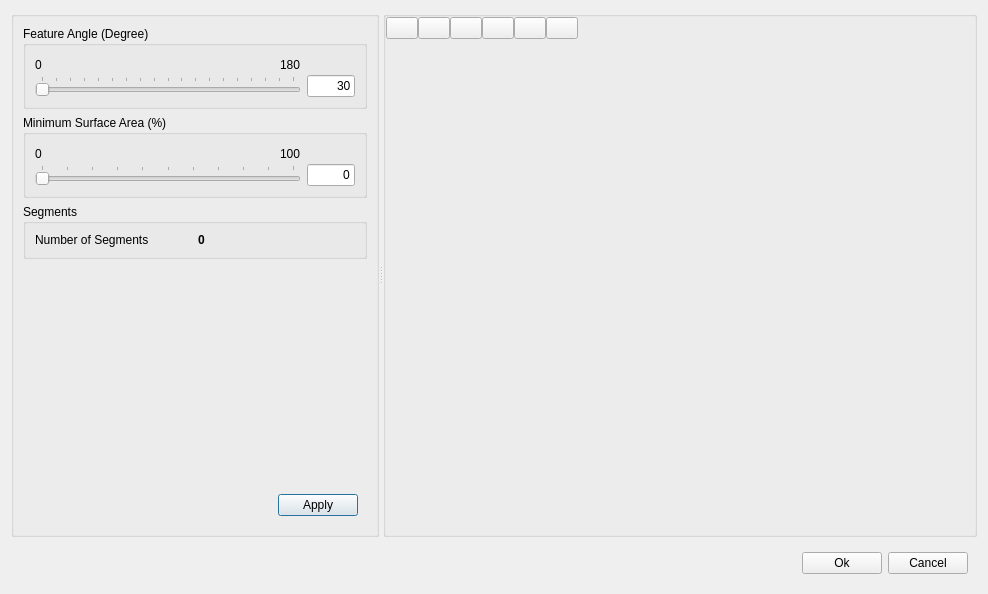
nextfoam/baram, file baramMesh/view/geometry/split_dialog.ui: the form before one commit.
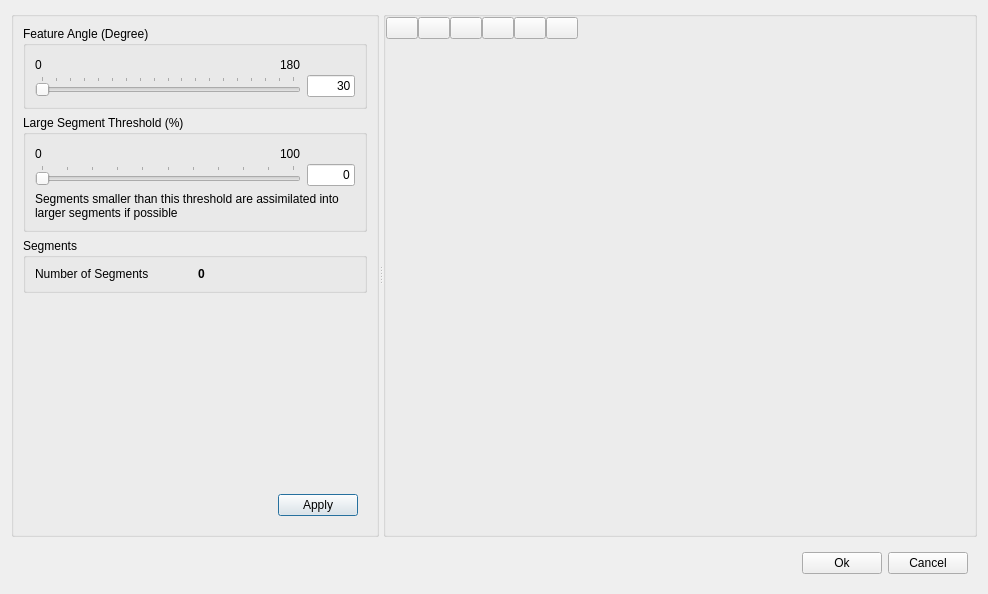
The form after the commit. Icons and pictures are not drawn. Custom widgets are drawn as their Qt base class.

Commit message: Issue baram#489 To make feature edge visible clearly

Patch:
```diff
--- a/baramMesh/view/geometry/split_dialog.ui
+++ b/baramMesh/view/geometry/split_dialog.ui
@@ -122,9 +122,24 @@
        <item>
         <widget class="QGroupBox" name="groupBox_6">
          <property name="title">
-          <string>Minimum Surface Area (%)</string>
+          <string>Large Segment Threshold (%)</string>
          </property>
+         <layout class="QVBoxLayout" name="verticalLayout_4">
+          <item>
+           <widget class="QWidget" name="widget_11" native="true">
          <layout class="QGridLayout" name="gridLayout_2">
+             <property name="leftMargin">
+              <number>0</number>
+             </property>
+             <property name="topMargin">
+              <number>0</number>
+             </property>
+             <property name="rightMargin">
+              <number>0</number>
+             </property>
+             <property name="bottomMargin">
+              <number>0</number>
+             </property>
           <property name="verticalSpacing">
            <number>0</number>
           </property>
@@ -208,6 +223,19 @@
             </property>
             <property name="tickInterval">
              <number>10</number>
+               </property>
+              </widget>
+             </item>
+            </layout>
+           </widget>
+          </item>
+          <item>
+           <widget class="QLabel" name="label_5">
+            <property name="text">
+             <string>Segments smaller than this threshold are assimilated into larger segments if possible</string>
+            </property>
+            <property name="wordWrap">
+             <bool>true</bool>
             </property>
            </widget>
           </item>
```
Left out of the diff: 2 changed lines with no effect on the pictures. Lines whose indentation alone changed are shown as unchanged. The commit also changes 1 other file.
